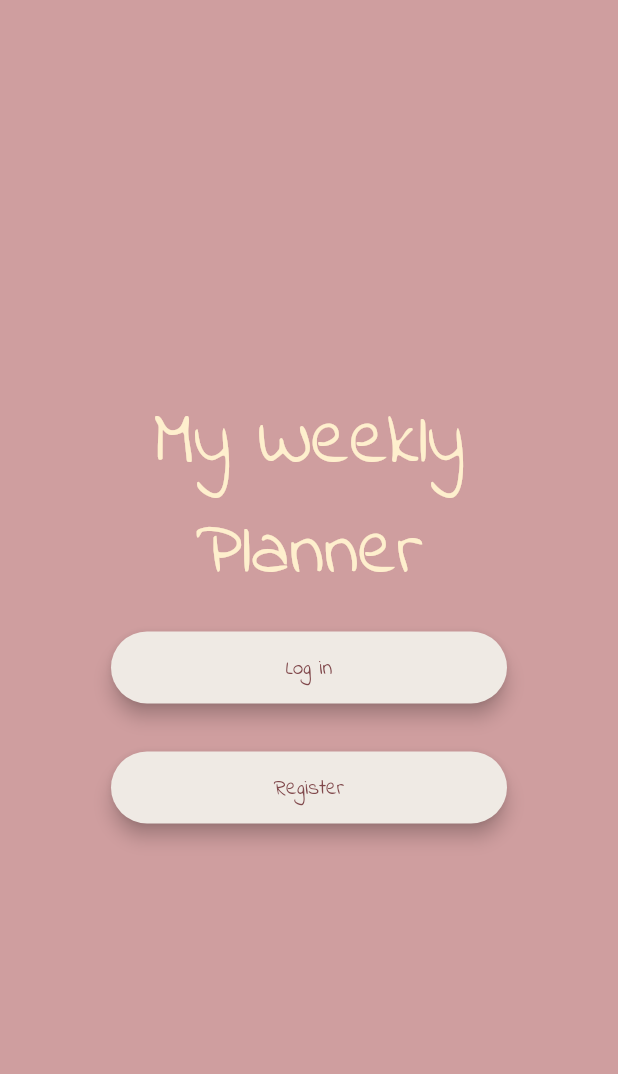
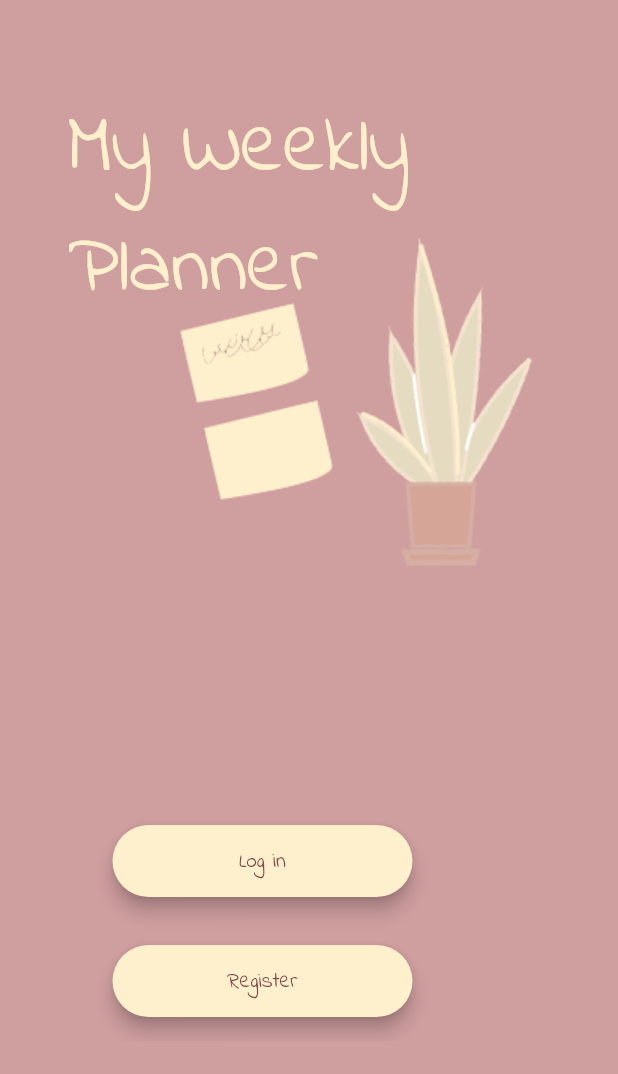
Before and after one commit to kristenking/week_planner, a Flutter app: the screen it shows after launch, on a phone screen of 412 x 824 dp. Shown: the top 1074 px of the screen. Run offline on Flutter 3.47's test engine with Material 2 defaults, Android fonts, the phone set to English and light mode, and no system bars; our stand-ins replace cloud_firestore, firebase_auth, firebase_core; accounts and stored records are empty.

Commit message:
Final Project

```diff
--- a/lib/components.dart
+++ b/lib/components.dart
@@ -10,7 +10,7 @@ class RoundedButton extends StatelessWidget {
   @override
   Widget build(BuildContext context) {
     return Padding(
-      padding: EdgeInsets.symmetric(horizontal: 50, vertical: 16.0),
+      padding: EdgeInsets.symmetric(horizontal: 30.0, vertical: 16.0),
       child: Material(
         elevation: 5.0,
         color: color,
--- a/lib/screens/welcomeScreen.dart
+++ b/lib/screens/welcomeScreen.dart
@@ -11,34 +11,49 @@ class WelcomeScreen extends StatelessWidget {
     return Scaffold(
       backgroundColor: Color(0xFFcf9e9f),
       body: Padding(
-        padding: EdgeInsets.symmetric(horizontal: 24.0),
-        child: Column(
-          mainAxisAlignment: MainAxisAlignment.center,
-          crossAxisAlignment: CrossAxisAlignment.stretch,
+        padding: EdgeInsets.only(left: 45.0,
+        top: 60.0, bottom: 130.0),
+        child: Center(
+          child: Stack(
             children: <Widget>[
-            Text(
+              Align(
+                alignment: Alignment.topLeft,
+                child: Text(
                   'My Weekly Planner',
-              textAlign: TextAlign.center,
+                  textAlign: TextAlign.left,
                   style: TextStyle(
                     color: Color(0xFFFEEFCD),
-                fontSize: 50,
+                    fontSize: 55.0,
                   ),
                 ),
+              ),
+              Positioned(
+                top: 80.0,
+                left: 5.0,
+                child:  Image(image: AssetImage('images/welcome_im.png'),
+                        alignment: Alignment.centerRight,),
+                ),
+              Column(
+                mainAxisAlignment: MainAxisAlignment.end,
+                children:[
               RoundedButton(
                 function: () {
                   Navigator.pushNamed(context, LogInScreen.id);
                 },
-              color: Color(0xFFefeae4),
+                color: Color(0xFFFEEFCD),
                 buttonTitle: 'Log in',
               ),
               RoundedButton(
                 function: () {
                   Navigator.pushNamed(context, RegisterScreen.id);
                 },
-              color: Color(0xFFefeae4),
+                color: Color(0xFFFEEFCD),
                 buttonTitle: 'Register',
               ),
       ],
+              ),
+            ],
+          ),
         ),
       ),
     );
--- a/pubspec.yaml
+++ b/pubspec.yaml
@@ -58,6 +58,8 @@ flutter:
   # To add assets to your application, add an assets section, like this:
   assets:
   - images/myapp_icon.png
+  - images/welcome_pic.png
+  - images/welcome_im.png
   #   - images/a_dot_ham.jpeg
 
   # An image asset can refer to one or more resolution-specific "variants", see
```
Also changed, not shown: lib/screens/addPlan_screen.dart (+21 -5 lines), images/vector-creator.png (added), images/welcome_im.png (added), images/welcome_pic.png (added), 52 other files. Lines whose indentation alone changed are shown as unchanged.
